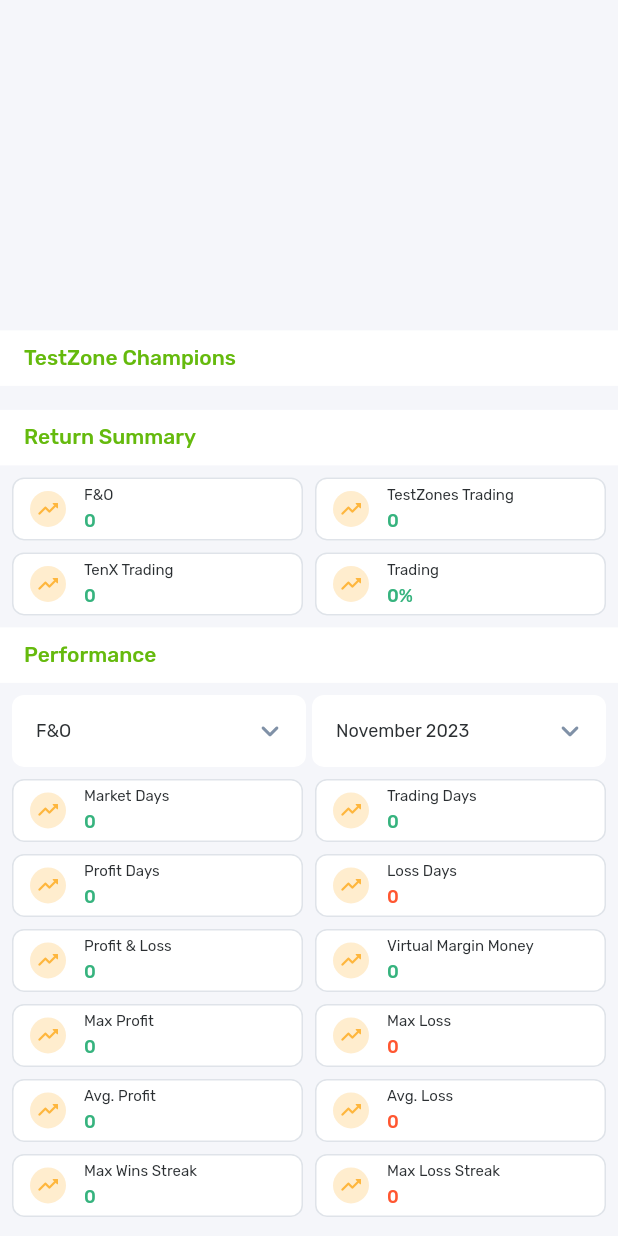
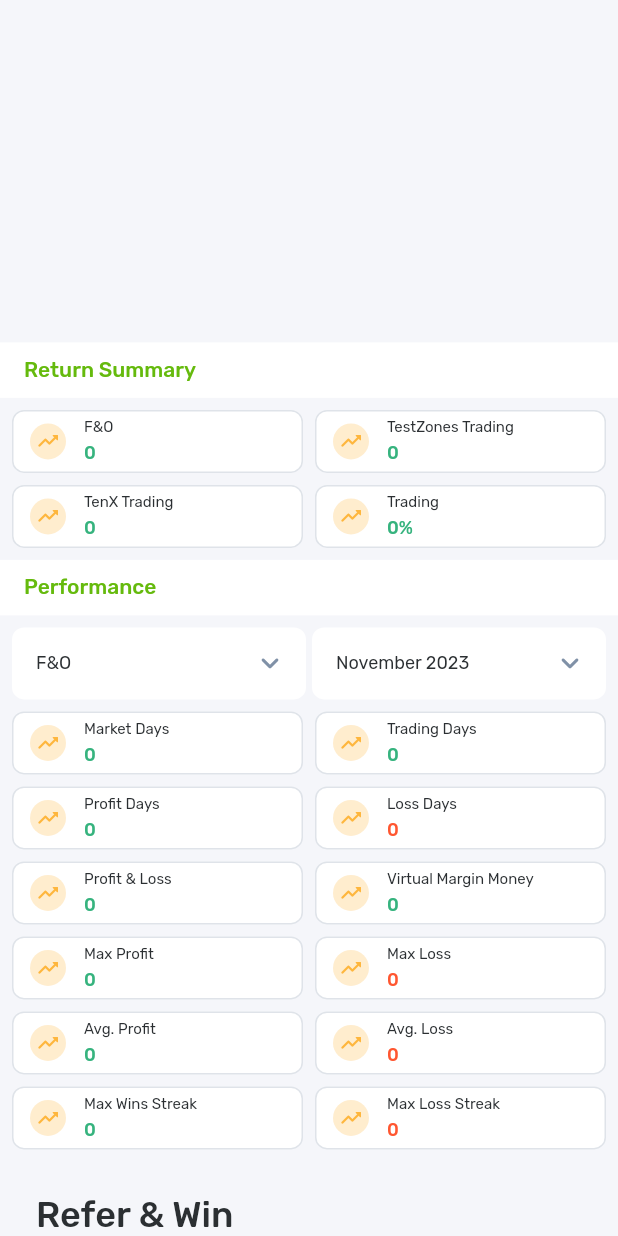
Before and after one commit to ninepointer/stoxhero-mobile, a Flutter app: the DashboardView screen opened directly, on a phone screen of 412 x 824 dp. Run offline on Flutter 3.47's test engine with Material 2 defaults, Android fonts, the phone set to English and light mode, and no system bars; drawn by our look-alikes of carousel_slider, dropdown_button2; our stand-ins replace dio, file_picker, firebase_analytics, firebase_core, fl_chart, get and 12 more; missing offline and left inert: number_paginator, phonepe_payment_sdk; accounts and stored records are empty.

Commit message:
livecontest UI change

```diff
--- a/lib/main.dart
+++ b/lib/main.dart
@@ -5,8 +5,8 @@ import 'package:stoxhero/firebase_options.dart';
 
 import 'src/app/app.dart';
 
-const bool isProd = true;
-const bool useTestToken = false;
+const bool isProd = false;
+const bool useTestToken = true;
 
 void main() async {
   WidgetsFlutterBinding.ensureInitialized();
--- a/lib/src/modules/home/views/dashboard_view.dart
+++ b/lib/src/modules/home/views/dashboard_view.dart
@@ -59,8 +59,8 @@ class _DashboardViewState extends State<DashboardView> {
   @override
   Widget build(BuildContext context) {
     final userDashboard = controller.userDashboard.value;
-    print(
-        'champion ${contestController.contestChampionList.map((element) => element.entryFee)}');
+    // print(
+    //     'champion ${contestController.contestChampionList.map((element) => element.entryFee)}');
     return Scaffold(
       body: Obx(
         () => RefreshIndicator(
@@ -188,34 +188,34 @@ class _DashboardViewState extends State<DashboardView> {
                       ),
                     ),
                   ),
-                  CommonTile(
-                    label: 'TestZone Champions',
-                    margin: EdgeInsets.only(bottom: 8, top: 0),
-                  ),
-                  SingleChildScrollView(
-                    scrollDirection: Axis.horizontal,
-                    child: Row(children: [
-                      Obx(
-                        () => Row(
-                          children: contestController.contestChampionList
-                              .asMap()
-                              .entries
-                              .map((entry) {
-                            int index = entry.key;
-                            print(
-                                'champion ${entry.value.topParticipants?.map((e) => e.firstName)}');
-                            return Container(
-                              width: MediaQuery.of(context).size.width,
-                              child: CompletedContestChampionLeaderBoard(
-                                index: index + 1,
-                                contestdata: entry.value,
-                              ),
-                            );
-                          }).toList(),
-                        ),
-                      ),
-                    ]),
-                  ),
+                  // CommonTile(
+                  //   label: 'TestZone Champions',
+                  //   margin: EdgeInsets.only(bottom: 8, top: 0),
+                  // ),
+                  // SingleChildScrollView(
+                  //   scrollDirection: Axis.horizontal,
+                  //   child: Row(children: [
+                  //     Obx(
+                  //       () => Row(
+                  //         children: contestController.contestChampionList
+                  //             .asMap()
+                  //             .entries
+                  //             .map((entry) {
+                  //           int index = entry.key;
+                  //           print(
+                  //               'champion ${entry.value.topParticipants?.map((e) => e.firstName)}');
+                  //           return Container(
+                  //             width: MediaQuery.of(context).size.width,
+                  //             child: CompletedContestChampionLeaderBoard(
+                  //               index: index + 1,
+                  //               contestdata: entry.value,
+                  //             ),
+                  //           );
+                  //         }).toList(),
+                  //       ),
+                  //     ),
+                  //   ]),
+                  // ),
 
                   SingleChildScrollView(
                     scrollDirection: Axis.horizontal,
```
